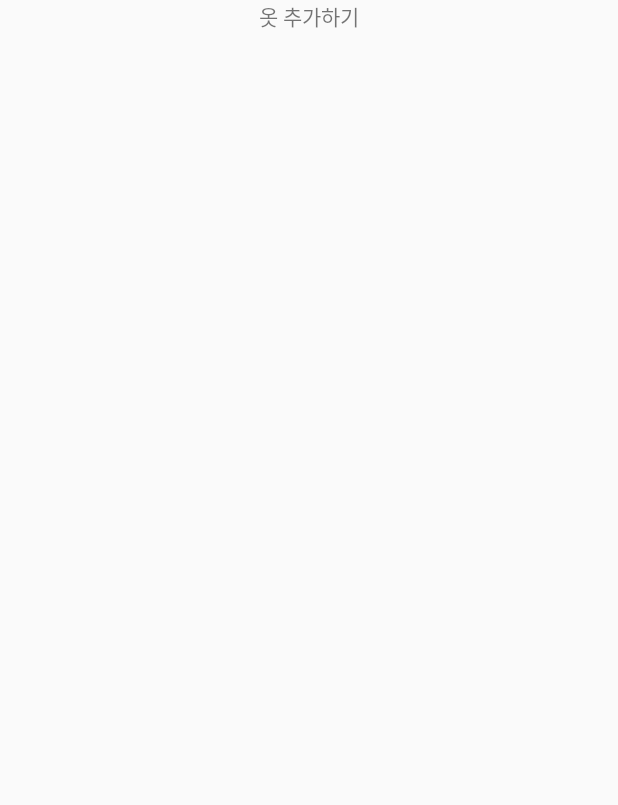
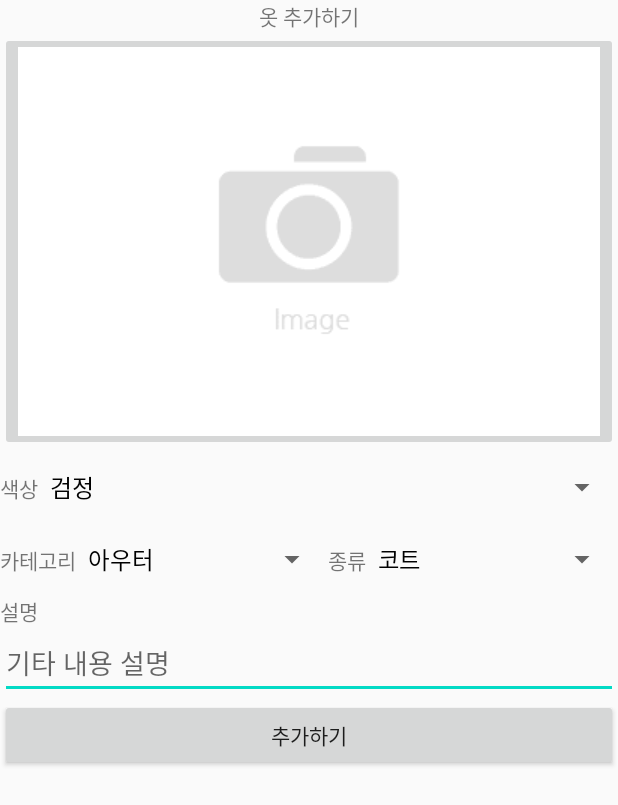
Before and after one commit to ljiho222/MyCloset, an Android app: the Add_New screen opened directly, with no data from a screen before it, on a phone screen of 412 x 824 dp. Before the commit the part shown is almost empty. Shown: the top 805 px of the screen. Run offline under Robolectric (Android 15) with nearby library versions, the phone set to English and light mode, and no system bars.

Commit message:
search activity,add_new(옷추가)activity,spinner 구현

```diff
--- a/app/src/main/java/com/example/my_closet/Add_New.java
+++ b/app/src/main/java/com/example/my_closet/Add_New.java
@@ -1,14 +1,64 @@
 package com.example.my_closet;
 
 import android.os.Bundle;
+import android.view.View;
+import android.widget.AdapterView;
+import android.widget.ArrayAdapter;
+import android.widget.Button;
+import android.widget.ImageButton;
+import android.widget.Spinner;
 
 import androidx.appcompat.app.AppCompatActivity;
 
 public class Add_New extends AppCompatActivity {
-
+    ArrayAdapter <CharSequence> adspin1,adspin2,adspin3;//어댑터 선언
+    private Button button;
+    private ImageButton imgbtn;
     @Override
     protected void onCreate(Bundle savedInstanceState) {
         super.onCreate(savedInstanceState);
         setContentView(R.layout.activity_add_new);
+
+        final Spinner spin1 = (Spinner)findViewById(R.id.color_spinner);//색상 선택 스피너
+        final Spinner spin2 = (Spinner)findViewById(R.id.type_spinner);//카테고리 선택 스피너
+        final Spinner spin3 = (Spinner)findViewById(R.id.sub_spinner);//옷 종류 선택 스피너
+
+        //색상 스피너-독립적으로 작용
+        adspin1=ArrayAdapter.createFromResource(this,R.array.color,android.R.layout.simple_spinner_dropdown_item);
+        adspin1.setDropDownViewResource(android.R.layout.simple_dropdown_item_1line);
+
+        spin1.setAdapter(adspin1);//어댑터 값들을 스피너에 넣기
+
+        //카테고리 스피너->종류 스피너 영향 줌
+        adspin2=ArrayAdapter.createFromResource(this,R.array.type,android.R.layout.simple_spinner_dropdown_item);
+        adspin2.setDropDownViewResource(android.R.layout.simple_dropdown_item_1line);
+
+        spin2.setAdapter(adspin2);//어댑터 값들을 스피너에 넣기
+        spin2.setOnItemSelectedListener(new AdapterView.OnItemSelectedListener() {
+            @Override
+            public void onItemSelected(AdapterView<?> adapterView, View view, int i, long l) {
+                if(adspin2.getItem(i).equals("아우터")){
+                    adspin3=ArrayAdapter.createFromResource(Add_New.this,R.array.outer_type,android.R.layout.simple_spinner_dropdown_item);
+                    spin3.setAdapter(adspin3);//아우터의 세부 종류 스피너
+                }
+                else if(adspin2.getItem(i).equals("상의")){
+                    adspin3=ArrayAdapter.createFromResource(Add_New.this,R.array.top_type,android.R.layout.simple_spinner_dropdown_item);
+                    spin3.setAdapter(adspin3);
+                }
+                else if(adspin2.getItem(i).equals("하의")){
+                    adspin3=ArrayAdapter.createFromResource(Add_New.this,R.array.bottom_type,android.R.layout.simple_spinner_dropdown_item);
+                    spin3.setAdapter(adspin3);
+                }
+               //원피스,기타 선택시 스피너3(종류)에 아예 안뜨도록 구현하는 거는 나중에,,
+
+            }
+
+            @Override
+            public void onNothingSelected(AdapterView<?> adapterView) {
+
+            }
+        });
+
+
     }
 }
--- a/app/src/main/res/layout/activity_add_new.xml
+++ b/app/src/main/res/layout/activity_add_new.xml
@@ -8,5 +8,61 @@
         android:layout_height="wrap_content"
         android:text="옷 추가하기"
         android:layout_gravity="center"/>
+    <ImageButton
+        android:id="@+id/plus_image"
+        android:layout_width="match_parent"
+        android:layout_height="wrap_content"
+        android:src="@drawable/no_image"
+        android:scaleType="fitXY"/>
+    <LinearLayout
+        android:layout_width="match_parent"
+        android:layout_height="wrap_content"
+        android:orientation="horizontal">
+        <TextView
+            android:layout_width="wrap_content"
+            android:layout_height="wrap_content"
+            android:text="색상"/>
+        <Spinner
+            android:id="@+id/color_spinner"
+            android:layout_width="match_parent"
+            android:layout_height="wrap_content"/>
+
+    </LinearLayout>
+    <LinearLayout
+        android:layout_width="match_parent"
+        android:layout_height="wrap_content"
+        android:orientation="horizontal">
+        <TextView
+            android:layout_width="wrap_content"
+            android:layout_height="wrap_content"
+            android:text="카테고리"/>
+        <Spinner
+            android:id="@+id/type_spinner"
+            android:layout_weight="1"
+            android:layout_width="wrap_content"
+            android:layout_height="wrap_content"/>
+        <TextView
+            android:layout_width="wrap_content"
+            android:layout_height="wrap_content"
+            android:text="종류"/>
+        <Spinner
+            android:id="@+id/sub_spinner"
+            android:layout_weight="1"
+            android:layout_width="wrap_content"
+            android:layout_height="wrap_content"/>
+    </LinearLayout>
+    <TextView
+        android:layout_width="match_parent"
+        android:layout_height="wrap_content"
+        android:text="설명"/>
+    <EditText
+        android:layout_width="match_parent"
+        android:layout_height="wrap_content"
+        android:hint="기타 내용 설명"/>
+    <Button
+        android:id="@+id/plus_btn"
+        android:layout_width="match_parent"
+        android:layout_height="wrap_content"
+        android:text="추가하기"/>
 
 </LinearLayout>
--- /dev/null
+++ b/app/src/main/res/values/arrays.xml
@@ -0,0 +1,47 @@
+<?xml version="1.0" encoding="utf-8"?>
+<resources>
+    <string-array name="color">
+        <item>검정</item>
+        <item>흰색</item>
+        <item>회색</item>
+        <item>베이지</item>
+        <item>갈색</item>
+        <item>네이비</item>
+        <item>파랑</item>
+        <item>보라</item>
+        <item>초록</item>
+        <item>노랑</item>
+        <item>주황</item>
+        <item>빨강</item>
+        <item>분홍</item>
+    </string-array>
+    <string-array name="type">
+        <item>아우터</item>
+        <item>상의</item>
+        <item>하의</item>
+        <item>원피스</item>
+        <item>기타</item>
+    </string-array>
+    <string-array name="outer_type">
+        <item>코트</item>
+        <item>패딩</item>
+        <item>자켓</item>
+        <item>가디건</item>
+        <item>점퍼</item>
+    </string-array>
+    <string-array name="top_type">
+        <item>티셔츠</item>
+        <item>맨투맨</item>
+        <item>후드티</item>
+        <item>니트</item>
+        <item>셔츠/블라우스</item>
+    </string-array>
+    <string-array name="bottom_type">
+        <item>반바지</item>
+        <item>청바지</item>
+        <item>면바지</item>
+        <item>슬랙스</item>
+        <item>치마</item>
+        <item>트레이닝복</item>
+    </string-array>
+</resources>
```
Also changed, not shown: app/src/main/java/com/example/my_closet/ClosetMain.java (+10 -2 lines), app/src/main/java/com/example/my_closet/Search.java (+21 -2 lines), app/src/main/res/layout/activity_search.xml (+45 -6 lines), app/src/main/res/drawable/no_image.gif (added).
